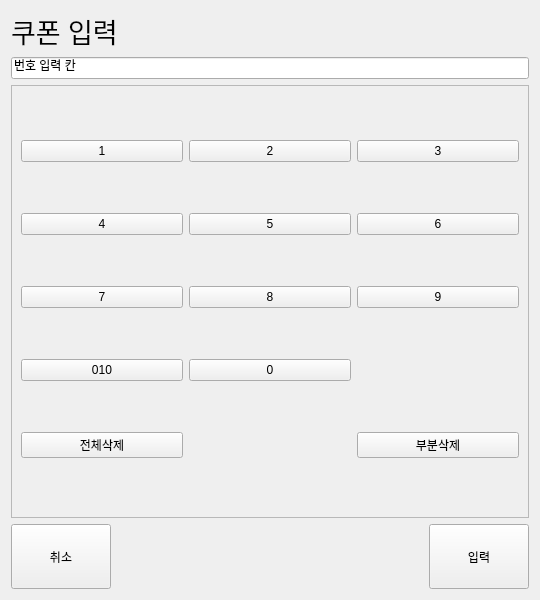
First picture: the form in VentiApp/Coupon/couponinputview.ui, repository minki9252/TheVentiKiosk, before the edit.
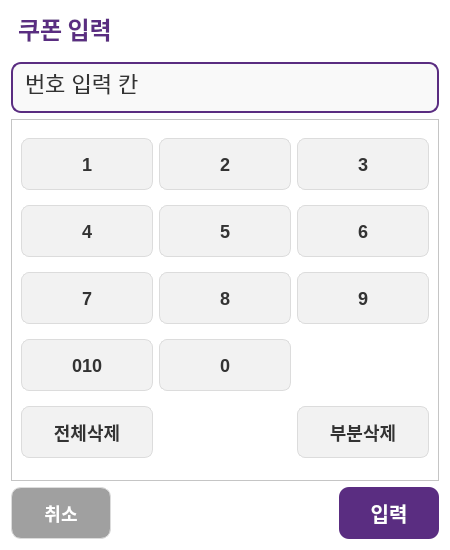
Second picture: the form after the edit.

What changed in the file:
```diff
--- a/VentiApp/Coupon/couponinputview.ui
+++ b/VentiApp/Coupon/couponinputview.ui
@@ -6,8 +6,8 @@
    <rect>
     <x>0</x>
     <y>0</y>
-    <width>540</width>
-    <height>600</height>
+    <width>450</width>
+    <height>550</height>
    </rect>
   </property>
   <property name="sizePolicy">
@@ -18,25 +18,98 @@
   </property>
   <property name="minimumSize">
    <size>
-    <width>540</width>
-    <height>600</height>
+    <width>450</width>
+    <height>550</height>
    </size>
   </property>
   <property name="maximumSize">
    <size>
-    <width>540</width>
-    <height>600</height>
+    <width>450</width>
+    <height>550</height>
    </size>
   </property>
   <property name="windowTitle">
    <string>Form</string>
   </property>
+  <property name="styleSheet">
+   <string notr="true">/* 전반적인 위젯 배경 */
+QWidget {
+    background-color: #FFFFFF;
+    font-family: &quot;Malgun Gothic&quot;, sans-serif;
+}
+
+/* 제목 레이블 (예: 쿠폰 입력, 결제 수단 선택) */
+QLabel#label, QLabel#label_3, QLabel#label_title {
+    color: #5A2D81;
+    font-weight: bold;
+    font-size: 24px;
+    margin-bottom: 10px;
+}
+
+/* 숫자 입력칸 (QLineEdit) */
+QLineEdit {
+    border: 2px solid #5A2D81;
+    border-radius: 10px;
+    padding: 10px;
+    font-size: 22px;
+    color: #333333;
+    background-color: #F9F9F9;
+}
+
+/* 일반 버튼 (숫자 패드 등) */
+QPushButton {
+    background-color: #F2F2F2;
+    border: 1px solid #DCDCDC;
+    border-radius: 8px;
+    font-size: 18px;
+    font-weight: bold;
+    color: #333333;
+    min-height: 50px;
+}
+
+QPushButton:pressed {
+    background-color: #E0E0E0;
+}
+
+/* 포인트 버튼 (확인, 결제하기, APP쿠폰 등) */
+QPushButton#pushButton_15, QPushButton#btnPay, QPushButton#coupon_app_btn, QPushButton#btn_insert_card {
+    background-color: #5A2D81;
+    color: #FFFFFF;
+    border: none;
+    border-radius: 10px;
+    font-size: 20px;
+}
+
+QPushButton:hover {
+    background-color: #723D9D;
+}
+
+/* 취소/이전 버튼 */
+QPushButton#pushButton_14, QPushButton#btnCancel, QPushButton#btn_cancel {
+    background-color: #A0A0A0;
+    color: #FFFFFF;
+    border-radius: 10px;
+}
+
+/* 결과창 레이블 (조회 성공/실패) */
+QLabel#label[text=&quot;조회 성공&quot;] {
+    color: #2D815A;
+    font-size: 20px;
+}
+
+QLabel#label_2[text=&quot;조회 실패&quot;] {
+    color: #D32F2F;
+    font-size: 20px;
+}</string>
+  </property>
   <layout class="QVBoxLayout" name="verticalLayout">
    <item>
     <widget class="QLabel" name="label">
      <property name="font">
       <font>
-       <pointsize>20</pointsize>
+       <family>Malgun Gothic</family>
+       <pointsize>-1</pointsize>
+       <bold>true</bold>
       </font>
      </property>
      <property name="text">
@@ -170,7 +243,7 @@
        <property name="minimumSize">
         <size>
          <width>100</width>
-         <height>65</height>
+         <height>52</height>
         </size>
        </property>
        <property name="maximumSize">
@@ -202,7 +275,7 @@
        <property name="minimumSize">
         <size>
          <width>100</width>
-         <height>65</height>
+         <height>50</height>
         </size>
        </property>
        <property name="maximumSize">
```
